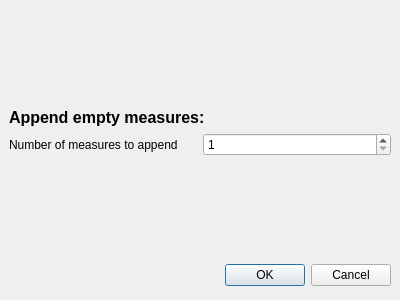
This is mscore/mscore/measuresdialog.ui in musescore/musescore-old as Qt 5 draws it before an edit. The edited form follows.
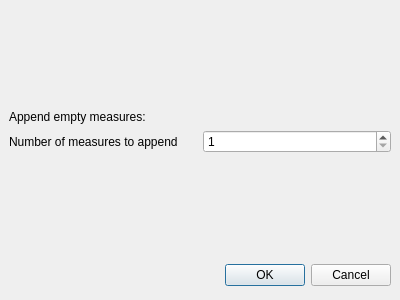
This is the edited form.

```diff
--- a/mscore/mscore/measuresdialog.ui
+++ b/mscore/mscore/measuresdialog.ui
@@ -38,7 +38,7 @@
    <item>
     <widget class="QLabel" name="label_2" >
      <property name="text" >
-      <string>&lt;html>&lt;head>&lt;meta name="qrichtext" content="1" />&lt;/head>&lt;body style=" white-space: pre-wrap; font-family:Arial; font-size:12pt; font-weight:400; font-style:normal; text-decoration:none;">&lt;p style=" margin-top:0px; margin-bottom:0px; margin-left:0px; margin-right:0px; -qt-block-indent:0; text-indent:0px; font-weight:600;">Append empty measures:&lt;/p>&lt;/body>&lt;/html></string>
+      <string>Append empty measures:</string>
      </property>
     </widget>
    </item>
```
